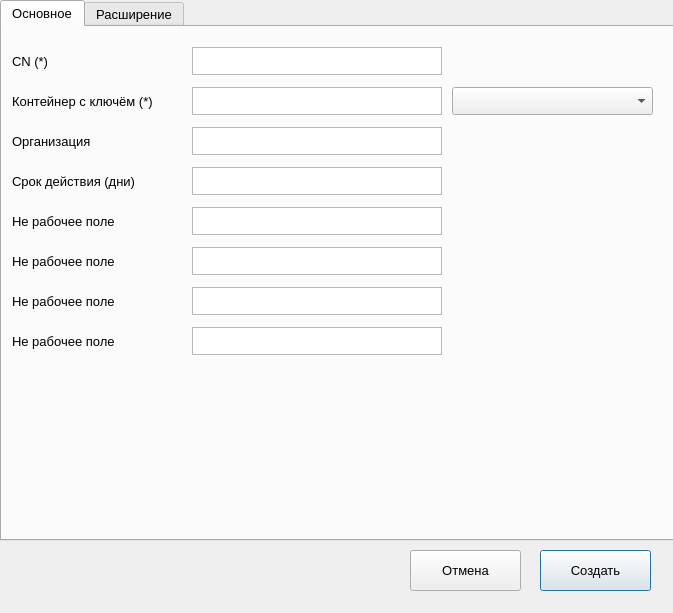
This is ui/cert_params.ui in fullincome/ca-lite as Qt 5 draws it before an edit. The edited form follows.
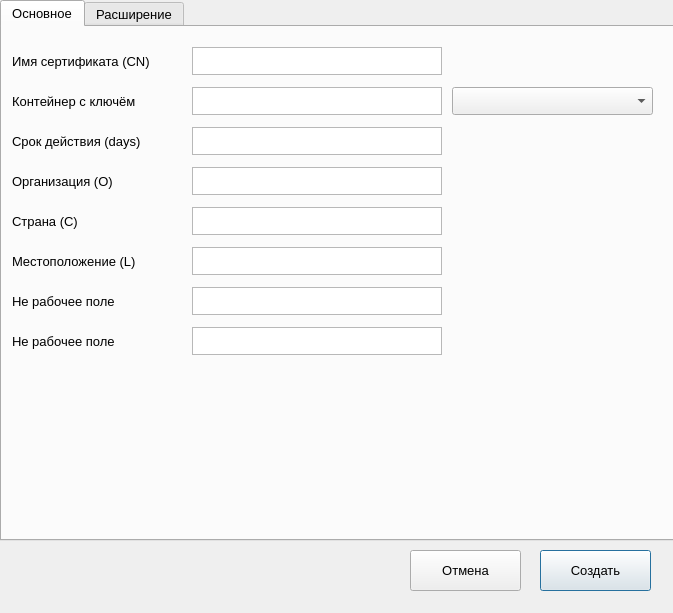
This is the edited form.

Patch:
```diff
--- a/ui/cert_params.ui
+++ b/ui/cert_params.ui
@@ -148,14 +148,14 @@
       </font>
      </property>
      <property name="text">
-      <string>Не рабочее поле</string>
+      <string>Местоположение (L)</string>
      </property>
     </widget>
     <widget class="QLabel" name="label_5">
      <property name="geometry">
       <rect>
        <x>10</x>
-       <y>140</y>
+       <y>100</y>
        <width>171</width>
        <height>28</height>
       </rect>
@@ -166,14 +166,14 @@
       </font>
      </property>
      <property name="text">
-      <string>Срок действия (дни)</string>
+      <string>Срок действия (days)</string>
      </property>
     </widget>
     <widget class="QPlainTextEdit" name="daysValidEdit">
      <property name="geometry">
       <rect>
        <x>190</x>
-       <y>140</y>
+       <y>100</y>
        <width>250</width>
        <height>28</height>
       </rect>
@@ -199,7 +199,7 @@
       </font>
      </property>
      <property name="text">
-      <string>Не рабочее поле</string>
+      <string>Страна (С)</string>
      </property>
     </widget>
     <widget class="QPlainTextEdit" name="keycontCertEdit">
@@ -221,7 +221,7 @@
      <property name="geometry">
       <rect>
        <x>10</x>
-       <y>100</y>
+       <y>140</y>
        <width>171</width>
        <height>28</height>
       </rect>
@@ -232,7 +232,7 @@
       </font>
      </property>
      <property name="text">
-      <string>Организация</string>
+      <string>Организация (O)</string>
      </property>
     </widget>
     <widget class="QPlainTextEdit" name="keycontCertEdit_6">
@@ -287,7 +287,7 @@
      <property name="geometry">
       <rect>
        <x>190</x>
-       <y>100</y>
+       <y>140</y>
        <width>250</width>
        <height>28</height>
       </rect>
@@ -303,7 +303,7 @@
       <rect>
        <x>10</x>
        <y>20</y>
-       <width>171</width>
+       <width>170</width>
        <height>28</height>
       </rect>
      </property>
@@ -313,7 +313,7 @@
       </font>
      </property>
      <property name="text">
-      <string>CN (*)</string>
+      <string>Имя сертификата (CN)</string>
      </property>
     </widget>
     <widget class="QPlainTextEdit" name="nameCertEdit">
@@ -346,7 +346,7 @@
       </font>
      </property>
      <property name="text">
-      <string>Контейнер с ключём (*)</string>
+      <string>Контейнер с ключём</string>
      </property>
     </widget>
    </widget>
```
Left out of the diff: 8 changed lines with no effect on the pictures.
